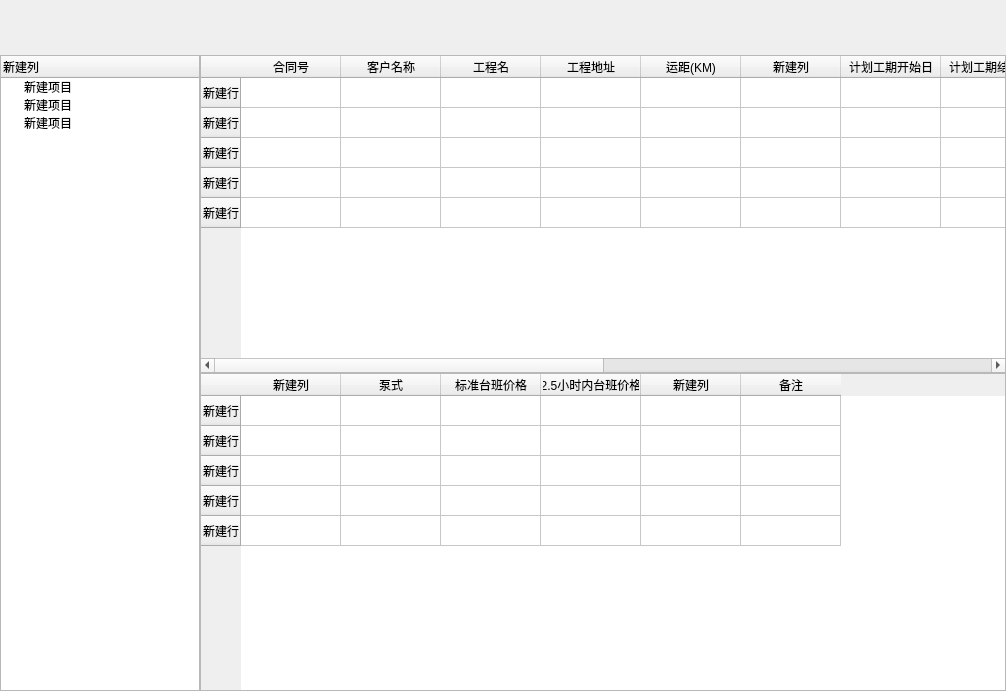
Above: ui/first_level/contractwidget.ui from longcp/CarRentalManagement before the change. Below: the same form after it.
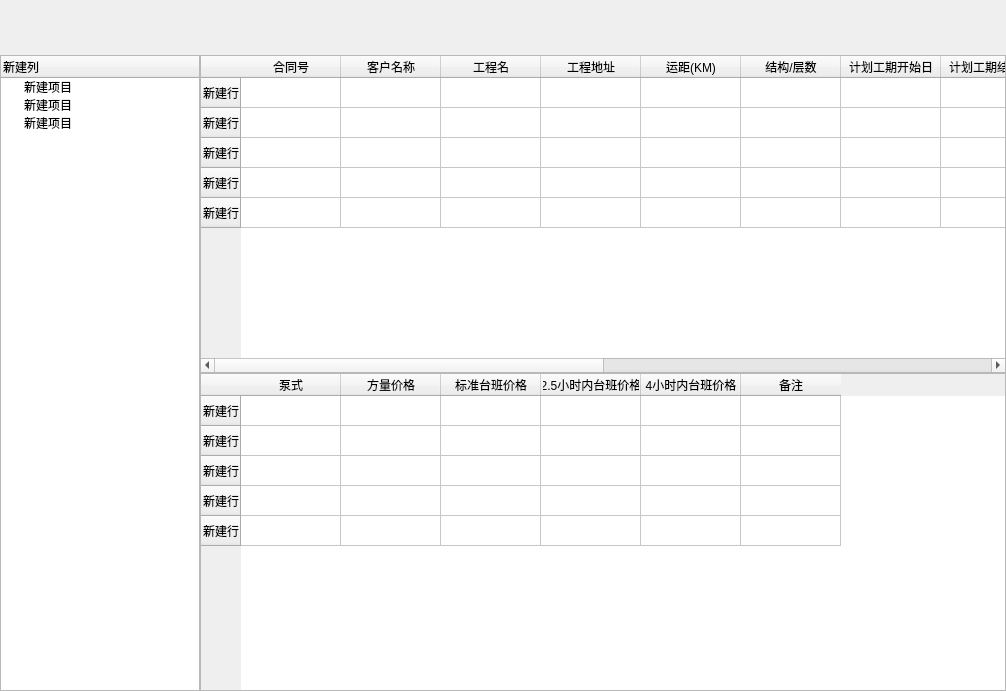
That is the form after the change.

The edit to the form file:
```diff
--- a/ui/first_level/contractwidget.ui
+++ b/ui/first_level/contractwidget.ui
@@ -188,7 +188,7 @@
            </column>
            <column>
             <property name="text">
-             <string>新建列</string>
+             <string>结构/层数</string>
             </property>
            </column>
            <column>
@@ -213,7 +213,7 @@
            </column>
            <column>
             <property name="text">
-             <string>新建列</string>
+             <string>含税</string>
             </property>
            </column>
            <column>
@@ -260,16 +260,16 @@
              <string>新建行</string>
             </property>
            </row>
-           <column>
-            <property name="text">
-             <string>新建列</string>
-            </property>
-           </column>
            <column>
             <property name="text">
              <string>泵式</string>
             </property>
            </column>
+           <column>
+            <property name="text">
+             <string>方量价格</string>
+            </property>
+           </column>
            <column>
             <property name="text">
              <string>标准台班价格</string>
@@ -282,7 +282,7 @@
            </column>
            <column>
             <property name="text">
-             <string>新建列</string>
+             <string>4小时内台班价格</string>
             </property>
            </column>
            <column>
```
Left out of the diff: 2 changed lines with no effect on the pictures.
